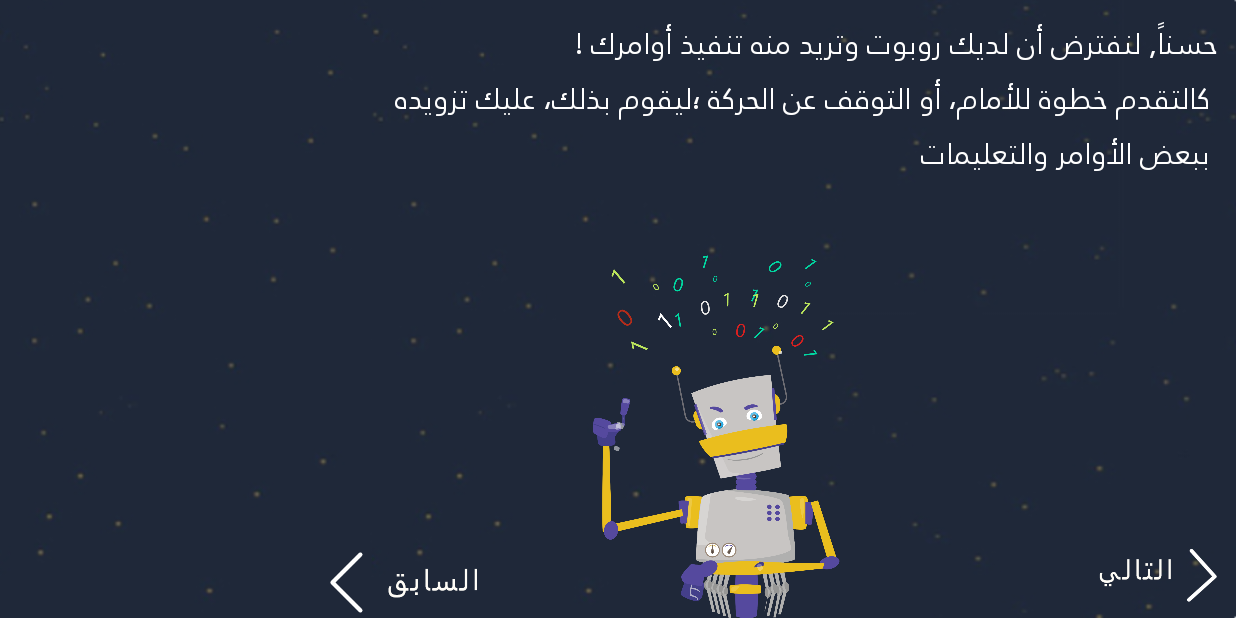
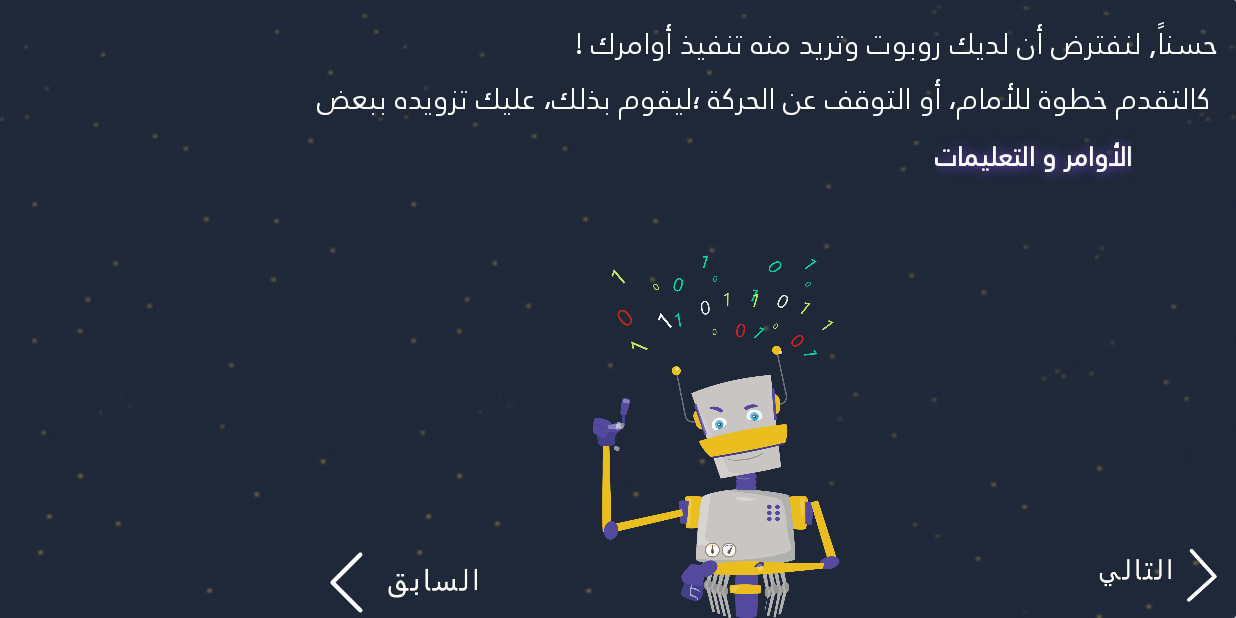
Before and after one commit to letsCodeProject/final_FF, an Android app: the welcome_4 screen opened directly, with no data from a screen before it, on a phone screen of 824 x 412 dp (held sideways). Run offline under Robolectric (Android 15) with nearby library versions, the phone set to English and light mode, and no system bars; Roboto replaces fonts that are not available here.

Commit message:
added shadow

```diff
--- a/app/src/main/java/com/example/a96653/practice/MyDBHandler.java
+++ b/app/src/main/java/com/example/a96653/practice/MyDBHandler.java
@@ -84,7 +84,7 @@ public class MyDBHandler extends SQLiteOpenHelper {
 
             // null could happen if we used our empty constructor
 
-            if (recordSet.getString(recordSet.getColumnIndex("child name")) != null) {
+            if (recordSet.getString(recordSet.getColumnIndex("com.child name")) != null) {
 
                 dbString += recordSet.getString(recordSet.getColumnIndex("productname"));
 
--- a/app/src/main/res/layout/activity_welcome_1.xml
+++ b/app/src/main/res/layout/activity_welcome_1.xml
@@ -46,7 +46,11 @@
         android:fontFamily="@font/jannalt_regular"
         android:text="@string/nametext"
         android:textColor="@android:color/background_light"
-        android:textSize="20sp" />
+        android:textSize="20sp"
+        android:shadowDx="1"
+        android:shadowDy="1"
+        android:shadowColor="@color/yellow1"
+        android:shadowRadius="9" />
 
     <TextView
         android:id="@+id/textView7"
--- a/app/src/main/res/layout/activity_welcome_4.xml
+++ b/app/src/main/res/layout/activity_welcome_4.xml
@@ -3,8 +3,8 @@
     xmlns:app="http://schemas.android.com/apk/res-auto"
     xmlns:tools="http://schemas.android.com/tools"
     android:layout_width="match_parent"
+    android:layout_height="match_parent"
     android:background="@drawable/back"
-    android:layout_height="match_parent"
     tools:context=".welcome_4">
 
     <TextView
@@ -56,5 +56,23 @@
         android:layout_marginBottom="0dp"
         app:srcCompat="@drawable/robot_welcome4" />
 
+    <TextView
+        android:id="@+id/textView9"
+        android:layout_width="wrap_content"
+        android:layout_height="wrap_content"
+        android:layout_alignParentTop="true"
+        android:layout_alignParentEnd="true"
+        android:layout_marginTop="87dp"
+        android:layout_marginEnd="69dp"
+        android:fontFamily="@font/jannalt_regular"
+        android:shadowColor="@color/Shadwo_purple"
+        android:shadowDx="1"
+        android:shadowDy="1"
+        android:shadowRadius="9"
+        android:text="الأوامر و التعليمات"
+        android:textColor="@color/white"
+        android:textSize="18sp"
+        android:textStyle="bold" />
+
 
 </RelativeLayout>
--- a/app/src/main/res/values/colors.xml
+++ b/app/src/main/res/values/colors.xml
@@ -10,8 +10,7 @@
         <color name="grey_font">#ff9e9e9e</color>
         <color name="text_shadow">#7F000000</color>
         <color name="text_shadow_white">#FFFFFF</color>
-
-
+        <color name="Shadwo_purple">#734ACE</color>
 
 
 
--- a/app/src/main/res/values/strings.xml
+++ b/app/src/main/res/values/strings.xml
@@ -23,7 +23,7 @@
     <string name="labeb">لبيب</string>
     <string name="beforestart">قبل البدء بالمهمة، يجب عليك التعرف أولاً على ماذا تعني </string>
     <string name="programming">البرمجة؟</string>
-    <string name="welcome_4text"> حسناً, لنفترض أن لديك روبوت وتريد منه تنفيذ أوامرك ! \n  كالتقدم خطوة للأمام، أو التوقف عن الحركة ؛ليقوم بذلك، عليك تزويده\n ببعض الأوامر والتعليمات</string>
+    <string name="welcome_4text"> حسناً, لنفترض أن لديك روبوت وتريد منه تنفيذ أوامرك ! \n  كالتقدم خطوة للأمام، أو التوقف عن الحركة ؛ليقوم بذلك، عليك تزويده ببعض\n </string>
     <string name="welcome5_1text">أليس من الرائع لو كان بإمكان الجهاز الذي بين يديك تنفيذ أوامرك ؟</string>
     <string name="welcome5_2text">الأمر ليس مستحيلاً !</string>
 
```
Also changed, not shown: app/src/main/java/com/child.java (added, +37 -0 lines), app/src/main/java/com/example/a96653/practice/MySQLliteHelper.java (added, +34 -0 lines), app/src/main/java/com/example/a96653/practice/welcome_1.java (+33 -0 lines), app/src/main/res/layout/activity_welcome_2.xml (+11 -6 lines), app/src/main/res/layout/activity_welcome_3.xml (+6 -2 lines), app/src/main/res/layout/activity_welcome_5.xml (+12 -4 lines), app/src/main/res/layout/activity_welcome_6.xml (+6 -2 lines), app/src/main/res/layout/activity_welcome_7.xml (+6 -2 lines).
